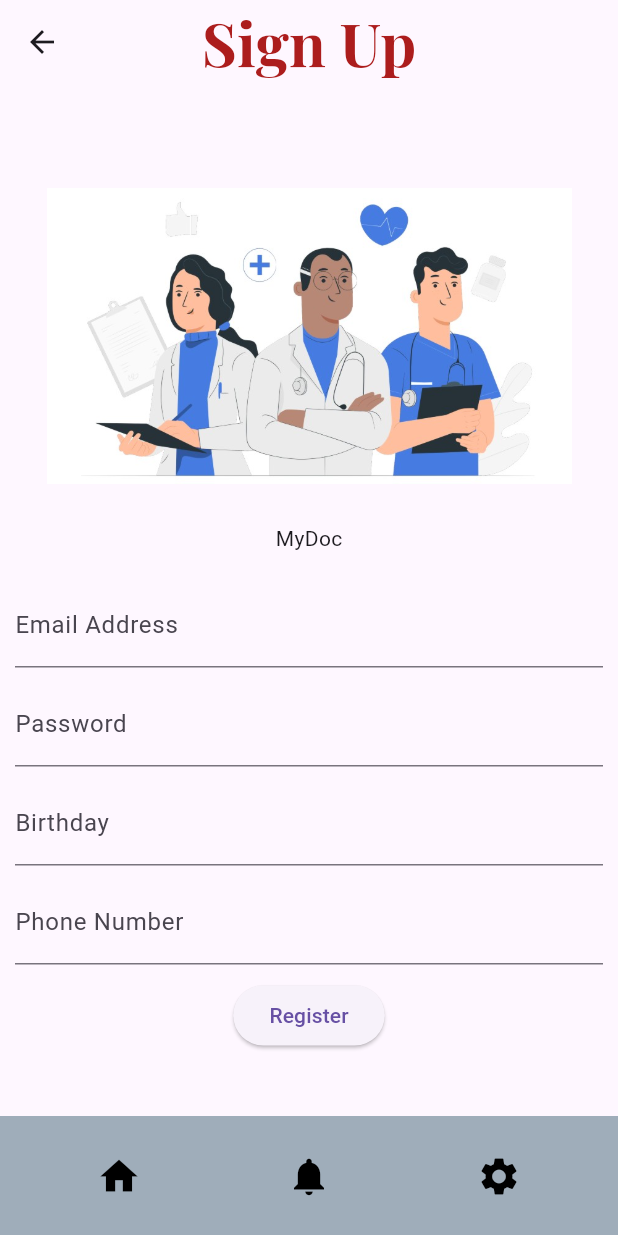
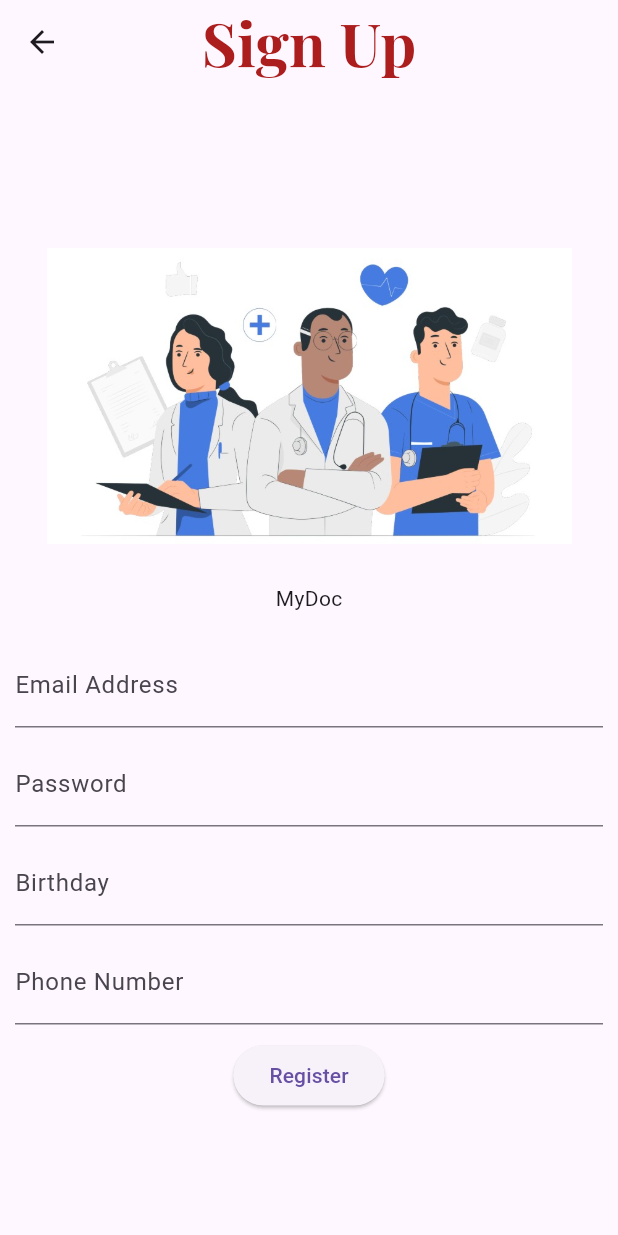
Before and after one commit to sahan365/ComputingGroupProject, a Flutter app: the screen it shows after launch, after a tap on "Register", on a phone screen of 412 x 824 dp. Run offline on Flutter 3.47's test engine with Material 3 defaults, Android fonts, the phone set to English and light mode, and no system bars; our stand-ins replace carousel_slider, curved_navigation_bar, firebase_core; accounts and stored records are empty; statements that could not run were skipped.

Commit message:
update navigationbar by inserting new style,Change homepage colours

```diff
--- a/flutter_application12/lib/main.dart
+++ b/flutter_application12/lib/main.dart
@@ -1,8 +1,15 @@
 import 'package:flutter/material.dart';
 import 'front_page.dart';
 import 'home_page.dart';
+import 'firebase_options.dart';
+import 'package:firebase_core/firebase_core.dart';
 
-void main() {
+
+void main() async{
+awit Firebase.initalizeApp(
+  options: DefaultFirebaseOptions.currentPlatform,
+);
+
   runApp(MyApp());
 }
 
--- a/flutter_application12/lib/signup_page.dart
+++ b/flutter_application12/lib/signup_page.dart
@@ -63,49 +63,6 @@ class SignUpPage extends StatelessWidget {
           ],
         ),
       ),
-      bottomNavigationBar: BottomAppBar(
-        color:
-            Color.fromARGB(251, 157, 172, 185), // Change bottom app bar color
-        child: Row(
-          mainAxisAlignment: MainAxisAlignment.spaceAround,
-          children: [
-            IconButton(
-              icon: const Icon(
-                Icons.home,
-                color: Color.fromARGB(255, 0, 0, 0),
-                size: 30,
-              ),
-              onPressed: () {
-                // Navigate to Home Page
-              },
-            ),
-            IconButton(
-              icon: const Icon(
-                Icons.notifications,
-                color: Color.fromARGB(255, 0, 0, 0),
-                size: 30,
-              ),
-              onPressed: () {
-                Navigator.push(
-                  context,
-                  MaterialPageRoute(
-                      builder: (context) => HealthRemindersPage()),
-                ); // Navigate to Notifications Page
-              },
-            ),
-            IconButton(
-              icon: const Icon(
-                Icons.settings,
-                color: Color.fromARGB(255, 0, 0, 0),
-                size: 30,
-              ),
-              onPressed: () {
-                // Navigate to Settings Page
-              },
-            ),
-          ],
-        ),
-      ),
     );
   }
 }
--- a/flutter_application12/pubspec.yaml
+++ b/flutter_application12/pubspec.yaml
@@ -32,6 +32,7 @@ dependencies:
     sdk: flutter
   firebase_core: ^2.25.5
   carousel_slider: ^4.2.1
+ curved_navigation_bar: ^1.0.3
 
 
 
```
Also changed, not shown: flutter_application12/lib/home_page.dart (+93 -57 lines), flutter_application12/lib/login_page.dart (+0 -43 lines), flutter_application12/pubspec.lock.
